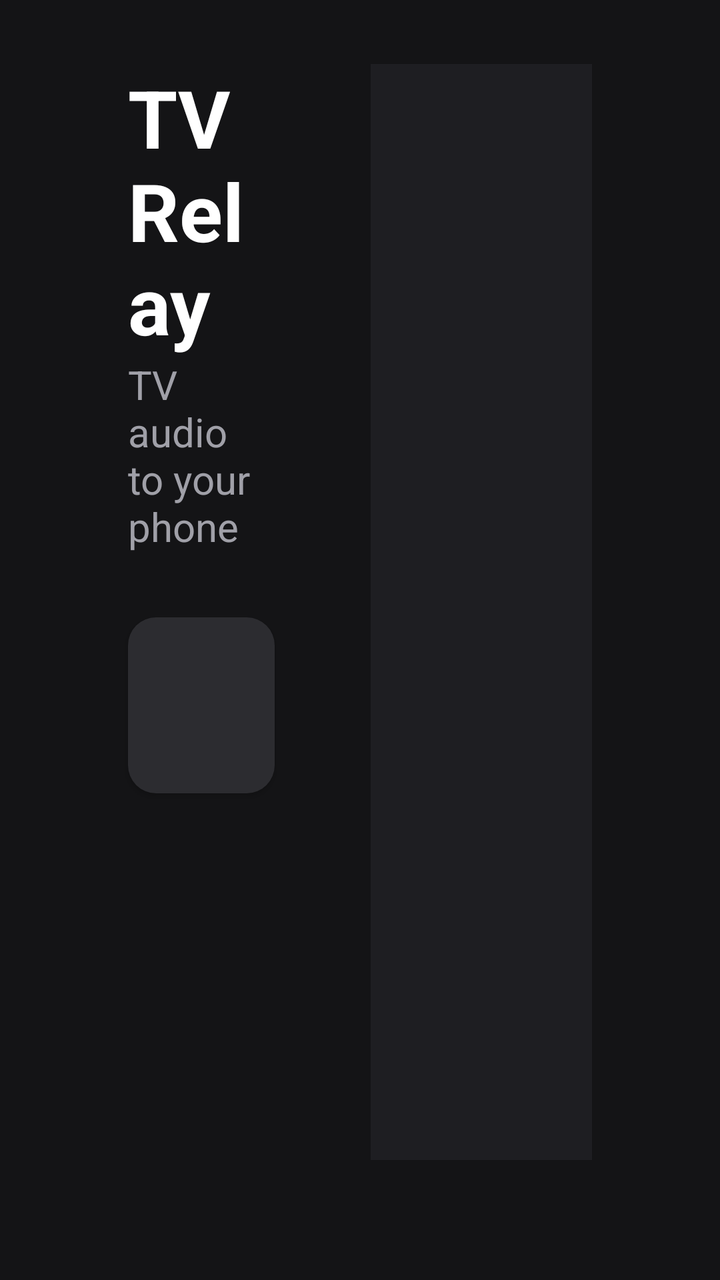
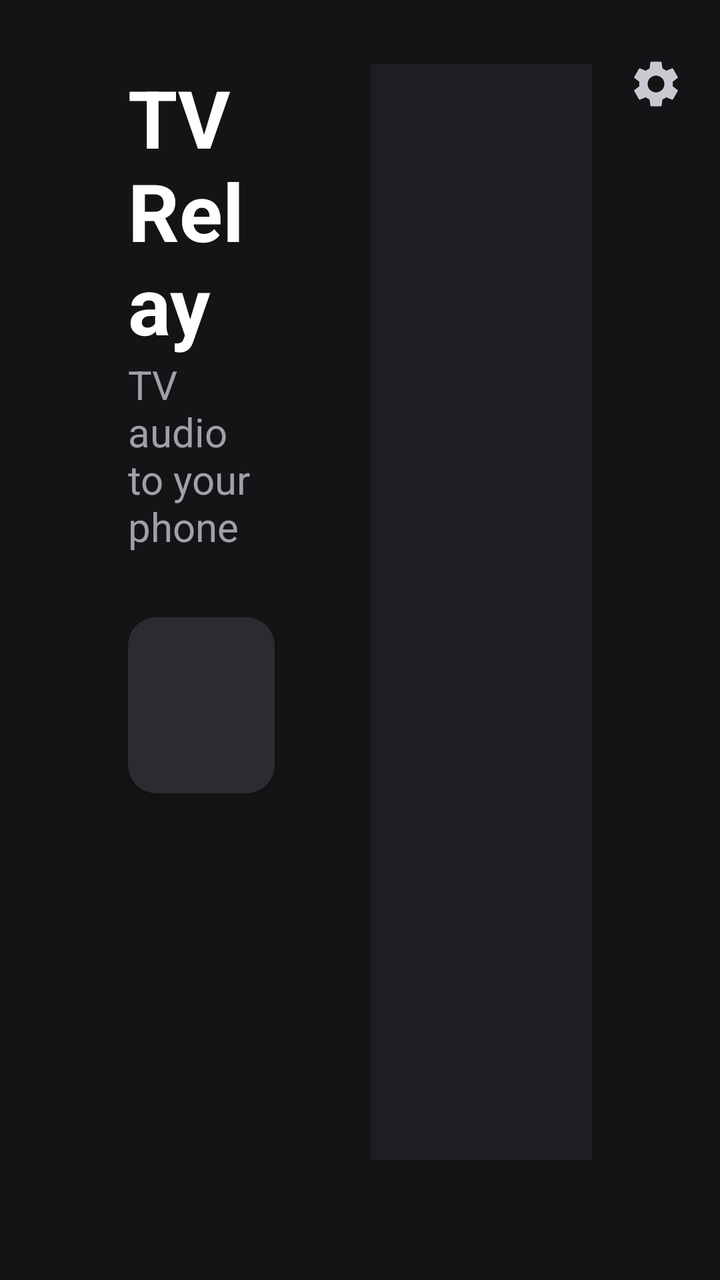

Two renders of the same Android screen: before a commit and after it. Below are the layout's source before the change and the commit's diff.
<!-- AndroidManifest.xml: activity theme android:Theme.DeviceDefault.NoActionBar -->
<!-- res/layout/activity_tv.xml -->
<?xml version="1.0" encoding="utf-8"?>
<FrameLayout xmlns:android="http://schemas.android.com/apk/res/android"
    android:layout_width="match_parent"
    android:layout_height="match_parent"
    android:background="#141416">

    <LinearLayout
        android:layout_width="match_parent"
        android:layout_height="match_parent"
        android:clipChildren="false"
        android:clipToPadding="false"
        android:orientation="horizontal"
        android:paddingLeft="64dp"
        android:paddingTop="32dp"
        android:paddingRight="64dp"
        android:paddingBottom="60dp">

        <LinearLayout
            android:layout_width="0dp"
            android:layout_height="match_parent"
            android:layout_weight="2"
            android:clipChildren="false"
            android:clipToPadding="false"
            android:orientation="vertical">

            <TextView
                android:layout_width="wrap_content"
                android:layout_height="wrap_content"
                android:text="@string/app_name"
                android:textColor="#FFFFFF"
                android:textSize="40sp"
                android:textStyle="bold" />

            <TextView
                android:layout_width="wrap_content"
                android:layout_height="wrap_content"
                android:layout_marginBottom="16dp"
                android:text="TV audio to your phone"
                android:textColor="#A0A0A8"
                android:textSize="20sp" />

            <Button
                android:id="@+id/toggle"
                style="@style/TvButton"
                android:minHeight="88dp"
                android:textSize="28sp"
                android:textStyle="bold" />

            
            <TextView
                android:id="@+id/startMode"
                android:layout_width="wrap_content"
                android:layout_height="wrap_content"
                android:layout_marginTop="12dp"
                android:background="@drawable/tv_chip"
                android:focusable="true"
                android:paddingLeft="12dp"
                android:paddingTop="6dp"
                android:paddingRight="12dp"
                android:paddingBottom="6dp"
                android:textColor="@color/tv_chip_text"
                android:textSize="16sp" />

            
            <FrameLayout
                android:id="@+id/modeRow"
                android:layout_width="wrap_content"
                android:layout_height="wrap_content"
                android:layout_marginTop="8dp"
                android:visibility="gone" />
        </LinearLayout>

        <LinearLayout
            android:layout_width="0dp"
            android:layout_height="match_parent"
            android:layout_marginLeft="48dp"
            android:layout_weight="3"
            android:background="#1E1E22"
            android:orientation="vertical"
            android:padding="32dp">

            <TextView
                android:id="@+id/state"
                android:layout_width="match_parent"
                android:layout_height="wrap_content"
                android:textColor="#FFFFFF"
                android:textSize="34sp"
                android:textStyle="bold" />

            <TextView
                android:id="@+id/detail"
                android:layout_width="match_parent"
                android:layout_height="wrap_content"
                android:layout_marginTop="12dp"
                android:textColor="#C8C8D0"
                android:textSize="22sp" />

            <View
                android:layout_width="match_parent"
                android:layout_height="0dp"
                android:layout_weight="1" />

            <TextView
                android:id="@+id/hint"
                android:layout_width="match_parent"
                android:layout_height="wrap_content"
                android:textColor="#8E8E96"
                android:textSize="20sp" />
        </LinearLayout>
    </LinearLayout>

    <LinearLayout
        android:layout_width="wrap_content"
        android:layout_height="wrap_content"
        android:layout_gravity="bottom|start"
        android:layout_margin="8dp"
        android:orientation="horizontal">

        
        <TextView
            android:id="@+id/ip"
            android:layout_width="wrap_content"
            android:layout_height="wrap_content"
            android:paddingLeft="12dp"
            android:paddingTop="6dp"
            android:paddingRight="12dp"
            android:paddingBottom="6dp"
            android:textColor="#8E8E96"
            android:textSize="16sp" />

        
        <TextView
            android:id="@+id/kodi"
            android:layout_width="wrap_content"
            android:layout_height="wrap_content"
            android:layout_marginLeft="8dp"
            android:background="@drawable/tv_chip"
            android:focusable="true"
            android:paddingLeft="12dp"
            android:paddingTop="6dp"
            android:paddingRight="12dp"
            android:paddingBottom="6dp"
            android:textColor="@color/tv_chip_text"
            android:textSize="16sp" />
    </LinearLayout>

    
    <TextView
        android:id="@+id/version"
        android:layout_width="wrap_content"
        android:layout_height="wrap_content"
        android:layout_gravity="bottom|end"
        android:layout_margin="8dp"
        android:background="@drawable/tv_chip"
        android:paddingLeft="12dp"
        android:paddingTop="6dp"
        android:paddingRight="12dp"
        android:paddingBottom="6dp"
        android:textColor="@color/tv_chip_text"
        android:textSize="16sp" />
</FrameLayout>
<!-- resources referenced by this layout -->
<resources>
  <!-- drawable tv_chip (drawable) -->
  <?xml version="1.0" encoding="utf-8"?>
  <selector xmlns:android="http://schemas.android.com/apk/res/android">
      <item android:state_focused="true">
          <shape android:shape="rectangle">
              <corners android:radius="10dp" />
              <solid android:color="#3D8BFF" />
              <stroke android:width="2dp" android:color="#FFFFFF" />
          </shape>
      </item>
      <item android:drawable="@android:color/transparent" />
  </selector>
  <string name="app_name">TV Relay</string>
  <style name="TvButton">
          <item name="android:layout_width">match_parent</item>
          <item name="android:layout_height">wrap_content</item>
          <item name="android:layout_marginTop">16dp</item>
          <item name="android:minHeight">72dp</item>
          <item name="android:background">@drawable/tv_button</item>
          <item name="android:textColor">#FFFFFF</item>
          <item name="android:textSize">22sp</item>
          <item name="android:textAllCaps">false</item>
          <item name="android:paddingLeft">24dp</item>
          <item name="android:paddingRight">24dp</item>
          <item name="android:focusable">true</item>
      </style>
  <!-- drawable tv_button (drawable) -->
  <?xml version="1.0" encoding="utf-8"?>
  <selector xmlns:android="http://schemas.android.com/apk/res/android">
      <item android:state_focused="true">
          <shape android:shape="rectangle">
              <corners android:radius="14dp" />
              <solid android:color="#3D8BFF" />
              <stroke android:width="3dp" android:color="#FFFFFF" />
          </shape>
      </item>
      <item android:state_pressed="true">
          <shape android:shape="rectangle">
              <corners android:radius="14dp" />
              <solid android:color="#2A6AD0" />
          </shape>
      </item>
      <item>
          <shape android:shape="rectangle">
              <corners android:radius="14dp" />
              <solid android:color="#2C2C30" />
          </shape>
      </item>
  </selector>
</resources>

<!-- the commit's change to res/layout/activity_tv.xml (unified diff, before → after) -->
@@ -61,13 +61,6 @@
                 android:textColor="@color/tv_chip_text"
                 android:textSize="16sp" />
 
-            
-            <FrameLayout
-                android:id="@+id/modeRow"
-                android:layout_width="wrap_content"
-                android:layout_height="wrap_content"
-                android:layout_marginTop="8dp"
-                android:visibility="gone" />
         </LinearLayout>
 
         <LinearLayout
@@ -108,6 +101,20 @@
                 android:textSize="20sp" />
         </LinearLayout>
     </LinearLayout>
+
+    
+    <ImageView
+        android:id="@+id/settings"
+        android:layout_width="52dp"
+        android:layout_height="52dp"
+        android:layout_gravity="top|end"
+        android:layout_marginTop="16dp"
+        android:layout_marginRight="6dp"
+        android:background="@drawable/tv_chip"
+        android:contentDescription="Settings"
+        android:focusable="true"
+        android:padding="12dp"
+        android:src="@drawable/ic_settings" />
 
     <LinearLayout
         android:layout_width="wrap_content"
<!-- resource entries referenced after the edit -->
@@ -1,5 +1,17 @@
 <!-- resources referenced by this layout -->
 <resources>
+  <!-- drawable ic_settings (drawable) -->
+  <?xml version="1.0" encoding="utf-8"?>
+  <vector xmlns:android="http://schemas.android.com/apk/res/android"
+      android:width="24dp"
+      android:height="24dp"
+      android:viewportWidth="24"
+      android:viewportHeight="24"
+      android:tint="#C8C8D0">
+      <path
+          android:fillColor="#FFFFFFFF"
+          android:pathData="M19.14,12.94c0.04,-0.3 0.06,-0.61 0.06,-0.94c0,-0.32 -0.02,-0.64 -0.07,-0.94l2.03,-1.58c0.18,-0.14 0.23,-0.41 0.12,-0.61l-1.92,-3.32c-0.12,-0.22 -0.37,-0.29 -0.59,-0.22l-2.39,0.96c-0.5,-0.38 -1.03,-0.7 -1.62,-0.94L14.4,2.81c-0.04,-0.24 -0.24,-0.41 -0.48,-0.41h-3.84c-0.24,0 -0.43,0.17 -0.47,0.41L9.25,5.35C8.66,5.59 8.12,5.92 7.63,6.29L5.24,5.33c-0.22,-0.08 -0.47,0 -0.59,0.22L2.74,8.87C2.62,9.08 2.66,9.34 2.86,9.48l2.03,1.58C4.84,11.36 4.8,11.69 4.8,12s0.02,0.64 0.07,0.94l-2.03,1.58c-0.18,0.14 -0.23,0.41 -0.12,0.61l1.92,3.32c0.12,0.22 0.37,0.29 0.59,0.22l2.39,-0.96c0.5,0.38 1.03,0.7 1.62,0.94l0.36,2.54c0.05,0.24 0.24,0.41 0.48,0.41h3.84c0.24,0 0.44,-0.17 0.47,-0.41l0.36,-2.54c0.59,-0.24 1.13,-0.56 1.62,-0.94l2.39,0.96c0.22,0.08 0.47,0 0.59,-0.22l1.92,-3.32c0.12,-0.22 0.07,-0.47 -0.12,-0.61L19.14,12.94zM12,15.6c-1.98,0 -3.6,-1.62 -3.6,-3.6s1.62,-3.6 3.6,-3.6s3.6,1.62 3.6,3.6S13.98,15.6 12,15.6z" />
+  </vector>
   <!-- drawable tv_chip (drawable) -->
   <?xml version="1.0" encoding="utf-8"?>
   <selector xmlns:android="http://schemas.android.com/apk/res/android">
